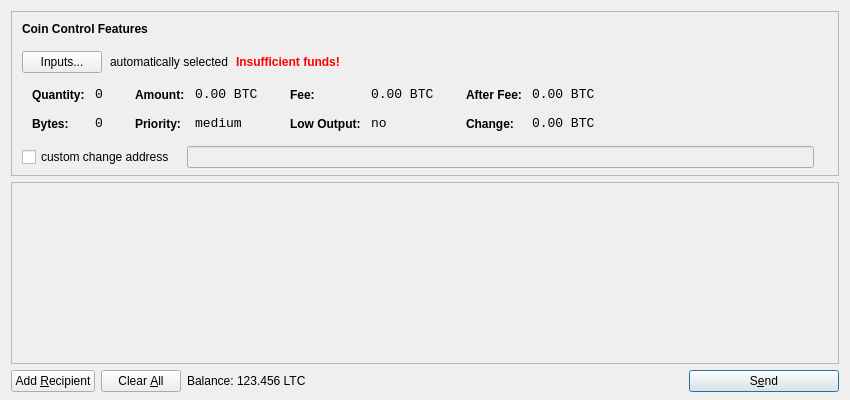
Qt form src/qt/forms/sendcoinsdialog.ui (Dkpe/Kuberbitcore) before a commit.
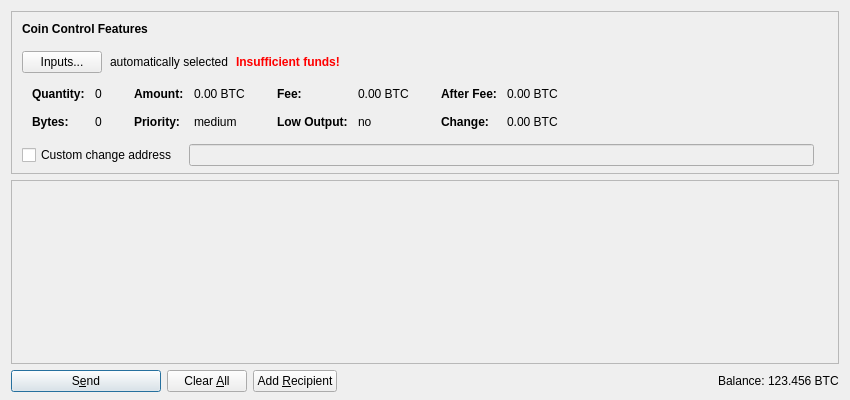
The same form after that commit. Icons and pictures are not drawn. Custom widgets are drawn as their Qt base class.

Commit message:
Push Master 1.9.4 Kubitcore update
Push Master 1.9.4 Kubitcore update

Patch:
```diff
--- a/src/qt/forms/sendcoinsdialog.ui
+++ b/src/qt/forms/sendcoinsdialog.ui
@@ -39,7 +39,7 @@
      </property>
      <layout class="QVBoxLayout" name="verticalLayoutCoinControl2">
       <property name="spacing">
-       <number>-1</number>
+       <number>0</number>
       </property>
       <property name="leftMargin">
        <number>0</number>
@@ -206,8 +206,11 @@
                </property>
                <item row="0" column="0">
                 <widget class="QLabel" name="labelCoinControlQuantityText">
-                 <property name="styleSheet">
-                  <string notr="true">font-weight:bold;</string>
+                 <property name="font">
+                  <font>
+                   <weight>75</weight>
+                   <bold>true</bold>
+                  </font>
                  </property>
                  <property name="text">
                   <string>Quantity:</string>
@@ -219,12 +222,6 @@
                </item>
                <item row="0" column="1">
                 <widget class="QLabel" name="labelCoinControlQuantity">
-                 <property name="font">
-                  <font>
-                   <family>Monospace</family>
-                   <pointsize>10</pointsize>
-                  </font>
-                 </property>
                  <property name="cursor">
                   <cursorShape>IBeamCursor</cursorShape>
                  </property>
@@ -244,8 +241,11 @@
                </item>
                <item row="1" column="0">
                 <widget class="QLabel" name="labelCoinControlBytesText">
-                 <property name="styleSheet">
-                  <string notr="true">font-weight:bold;</string>
+                 <property name="font">
+                  <font>
+                   <weight>75</weight>
+                   <bold>true</bold>
+                  </font>
                  </property>
                  <property name="text">
                   <string>Bytes:</string>
@@ -254,12 +254,6 @@
                </item>
                <item row="1" column="1">
                 <widget class="QLabel" name="labelCoinControlBytes">
-                 <property name="font">
-                  <font>
-                   <family>Monospace</family>
-                   <pointsize>10</pointsize>
-                  </font>
-                 </property>
                  <property name="cursor">
                   <cursorShape>IBeamCursor</cursorShape>
                  </property>
@@ -295,8 +289,11 @@
                </property>
                <item row="0" column="0">
                 <widget class="QLabel" name="labelCoinControlAmountText">
-                 <property name="styleSheet">
-                  <string notr="true">font-weight:bold;</string>
+                 <property name="font">
+                  <font>
+                   <weight>75</weight>
+                   <bold>true</bold>
+                  </font>
                  </property>
                  <property name="text">
                   <string>Amount:</string>
@@ -308,12 +305,6 @@
                </item>
                <item row="0" column="1">
                 <widget class="QLabel" name="labelCoinControlAmount">
-                 <property name="font">
-                  <font>
-                   <family>Monospace</family>
-                   <pointsize>10</pointsize>
-                  </font>
-                 </property>
                  <property name="cursor">
                   <cursorShape>IBeamCursor</cursorShape>
                  </property>
@@ -330,8 +321,11 @@
                </item>
                <item row="1" column="0">
                 <widget class="QLabel" name="labelCoinControlPriorityText">
-                 <property name="styleSheet">
-                  <string notr="true">font-weight:bold;</string>
+                 <property name="font">
+                  <font>
+                   <weight>75</weight>
+                   <bold>true</bold>
+                  </font>
                  </property>
                  <property name="text">
                   <string>Priority:</string>
@@ -340,12 +334,6 @@
                </item>
                <item row="1" column="1">
                 <widget class="QLabel" name="labelCoinControlPriority">
-                 <property name="font">
-                  <font>
-                   <family>Monospace</family>
-                   <pointsize>10</pointsize>
-                  </font>
-                 </property>
                  <property name="cursor">
                   <cursorShape>IBeamCursor</cursorShape>
                  </property>
@@ -381,8 +369,11 @@
                </property>
                <item row="0" column="0">
                 <widget class="QLabel" name="labelCoinControlFeeText">
-                 <property name="styleSheet">
-                  <string notr="true">font-weight:bold;</string>
+                 <property name="font">
+                  <font>
+                   <weight>75</weight>
+                   <bold>true</bold>
+                  </font>
                  </property>
                  <property name="text">
                   <string>Fee:</string>
@@ -394,12 +385,6 @@
                </item>
                <item row="0" column="1">
                 <widget class="QLabel" name="labelCoinControlFee">
-                 <property name="font">
-                  <font>
-                   <family>Monospace</family>
-                   <pointsize>10</pointsize>
-                  </font>
-                 </property>
                  <property name="cursor">
                   <cursorShape>IBeamCursor</cursorShape>
                  </property>
@@ -416,8 +401,11 @@
                </item>
                <item row="1" column="0">
                 <widget class="QLabel" name="labelCoinControlLowOutputText">
-                 <property name="styleSheet">
-                  <string notr="true">font-weight:bold;</string>
+                 <property name="font">
+                  <font>
+                   <weight>75</weight>
+                   <bold>true</bold>
+                  </font>
                  </property>
                  <property name="text">
                   <string>Low Output:</string>
@@ -426,12 +414,6 @@
                </item>
                <item row="1" column="1">
                 <widget class="QLabel" name="labelCoinControlLowOutput">
-                 <property name="font">
-                  <font>
-                   <family>Monospace</family>
-                   <pointsize>10</pointsize>
-                  </font>
-                 </property>
                  <property name="cursor">
                   <cursorShape>IBeamCursor</cursorShape>
                  </property>
@@ -467,8 +449,11 @@
                </property>
                <item row="0" column="0">
                 <widget class="QLabel" name="labelCoinControlAfterFeeText">
-                 <property name="styleSheet">
-                  <string notr="true">font-weight:bold;</string>
+                 <property name="font">
+                  <font>
+                   <weight>75</weight>
+                   <bold>true</bold>
+                  </font>
                  </property>
                  <property name="text">
                   <string>After Fee:</string>
@@ -480,12 +465,6 @@
                </item>
                <item row="0" column="1">
                 <widget class="QLabel" name="labelCoinControlAfterFee">
-                 <property name="font">
-                  <font>
-                   <family>Monospace</family>
-                   <pointsize>10</pointsize>
-                  </font>
-                 </property>
                  <property name="cursor">
                   <cursorShape>IBeamCursor</cursorShape>
                  </property>
@@ -502,8 +481,11 @@
                </item>
                <item row="1" column="0">
                 <widget class="QLabel" name="labelCoinControlChangeText">
-                 <property name="styleSheet">
-                  <string notr="true">font-weight:bold;</string>
+                 <property name="font">
+                  <font>
+                   <weight>75</weight>
+                   <bold>true</bold>
+                  </font>
                  </property>
                  <property name="text">
                   <string>Change:</string>
@@ -512,12 +494,6 @@
                </item>
                <item row="1" column="1">
                 <widget class="QLabel" name="labelCoinControlChange">
-                 <property name="font">
-                  <font>
-                   <family>Monospace</family>
-                   <pointsize>10</pointsize>
-                  </font>
-                 </property>
                  <property name="cursor">
                   <cursorShape>IBeamCursor</cursorShape>
                  </property>
@@ -556,7 +532,7 @@
           <item>
            <widget class="QCheckBox" name="checkBoxCoinControlChange">
             <property name="text">
-             <string>custom change address</string>
+             <string>Custom change address</string>
             </property>
            </widget>
           </item>
@@ -626,11 +602,20 @@
         <x>0</x>
         <y>0</y>
         <width>830</width>
-        <height>165</height>
+        <height>178</height>
        </rect>
       </property>
-      <layout class="QVBoxLayout" name="verticalLayout_2">
-       <property name="margin">
+      <layout class="QVBoxLayout" name="verticalLayout_2" stretch="0,1">
+       <property name="leftMargin">
+        <number>0</number>
+       </property>
+       <property name="topMargin">
+        <number>0</number>
+       </property>
+       <property name="rightMargin">
+        <number>0</number>
+       </property>
+       <property name="bottomMargin">
         <number>0</number>
        </property>
        <item>
@@ -660,19 +645,25 @@
    <item>
     <layout class="QHBoxLayout" name="horizontalLayout">
      <item>
-      <widget class="QPushButton" name="addButton">
+      <widget class="QPushButton" name="sendButton">
+       <property name="minimumSize">
+        <size>
+         <width>150</width>
+         <height>0</height>
+        </size>
+       </property>
        <property name="toolTip">
         <string>Send to multiple recipients at once</string>
        </property>
        <property name="text">
-        <string>Add &amp;Recipient</string>
+        <string>S&amp;end</string>
        </property>
        <property name="icon">
         <iconset resource="../bitcoin.qrc">
          <normaloff>:/icons/add</normaloff>:/icons/add</iconset>
        </property>
-       <property name="autoDefault">
-        <bool>false</bool>
+       <property name="default">
+        <bool>true</bool>
        </property>
       </widget>
      </item>
@@ -702,6 +693,36 @@
        </property>
       </widget>
      </item>
+     <item>
+      <widget class="QPushButton" name="addButton">
+       <property name="toolTip">
+        <string>Send to multiple recipients at once</string>
+       </property>
+       <property name="text">
+        <string>Add &amp;Recipient</string>
+       </property>
+       <property name="icon">
+        <iconset resource="../bitcoin.qrc">
+         <normaloff>:/icons/add</normaloff>:/icons/add</iconset>
+       </property>
+       <property name="autoDefault">
+        <bool>false</bool>
+       </property>
+      </widget>
+     </item>
+     <item>
+      <spacer name="horizontalSpacer">
+       <property name="orientation">
+        <enum>Qt::Horizontal</enum>
+       </property>
+       <property name="sizeHint" stdset="0">
+        <size>
+         <width>40</width>
+         <height>20</height>
+        </size>
+       </property>
+      </spacer>
+     </item>
      <item>
       <layout class="QHBoxLayout" name="horizontalLayout_2">
        <property name="spacing">
@@ -709,6 +730,12 @@
        </property>
        <item>
         <widget class="QLabel" name="label">
+         <property name="sizePolicy">
+          <sizepolicy hsizetype="Preferred" vsizetype="Fixed">
+           <horstretch>0</horstretch>
+           <verstretch>0</verstretch>
+          </sizepolicy>
+         </property>
          <property name="text">
           <string>Balance:</string>
          </property>
@@ -716,11 +743,17 @@
        </item>
        <item>
         <widget class="QLabel" name="labelBalance">
+         <property name="sizePolicy">
+          <sizepolicy hsizetype="Preferred" vsizetype="Fixed">
+           <horstretch>0</horstretch>
+           <verstretch>0</verstretch>
+          </sizepolicy>
+         </property>
          <property name="cursor">
           <cursorShape>IBeamCursor</cursorShape>
          </property>
          <property name="text">
-          <string>123.456 LTC</string>
+          <string notr="true">123.456 BTC</string>
          </property>
          <property name="textInteractionFlags">
           <set>Qt::LinksAccessibleByMouse|Qt::TextSelectableByKeyboard|Qt::TextSelectableByMouse</set>
@@ -729,46 +762,17 @@
        </item>
       </layout>
      </item>
-     <item>
-      <spacer name="horizontalSpacer">
-       <property name="orientation">
-        <enum>Qt::Horizontal</enum>
-       </property>
-       <property name="sizeHint" stdset="0">
-        <size>
-         <width>40</width>
-         <height>20</height>
-        </size>
-       </property>
-      </spacer>
-     </item>
-     <item>
-      <widget class="QPushButton" name="sendButton">
-       <property name="minimumSize">
-        <size>
-         <width>150</width>
-         <height>0</height>
-        </size>
-       </property>
-       <property name="toolTip">
-        <string>Confirm the send action</string>
-       </property>
-       <property name="text">
-        <string>S&amp;end</string>
-       </property>
-       <property name="icon">
-        <iconset resource="../bitcoin.qrc">
-         <normaloff>:/icons/send</normaloff>:/icons/send</iconset>
-       </property>
-       <property name="default">
-        <bool>true</bool>
-       </property>
-      </widget>
-     </item>
     </layout>
    </item>
   </layout>
  </widget>
+ <customwidgets>
+  <customwidget>
+   <class>QValidatedLineEdit</class>
+   <extends>QLineEdit</extends>
+   <header>qvalidatedlineedit.h</header>
+  </customwidget>
+ </customwidgets>
  <resources>
   <include location="../bitcoin.qrc"/>
  </resources>
```
Left out of the diff: 26 changed lines with no effect on the pictures. The commit also changes 862 other files.
